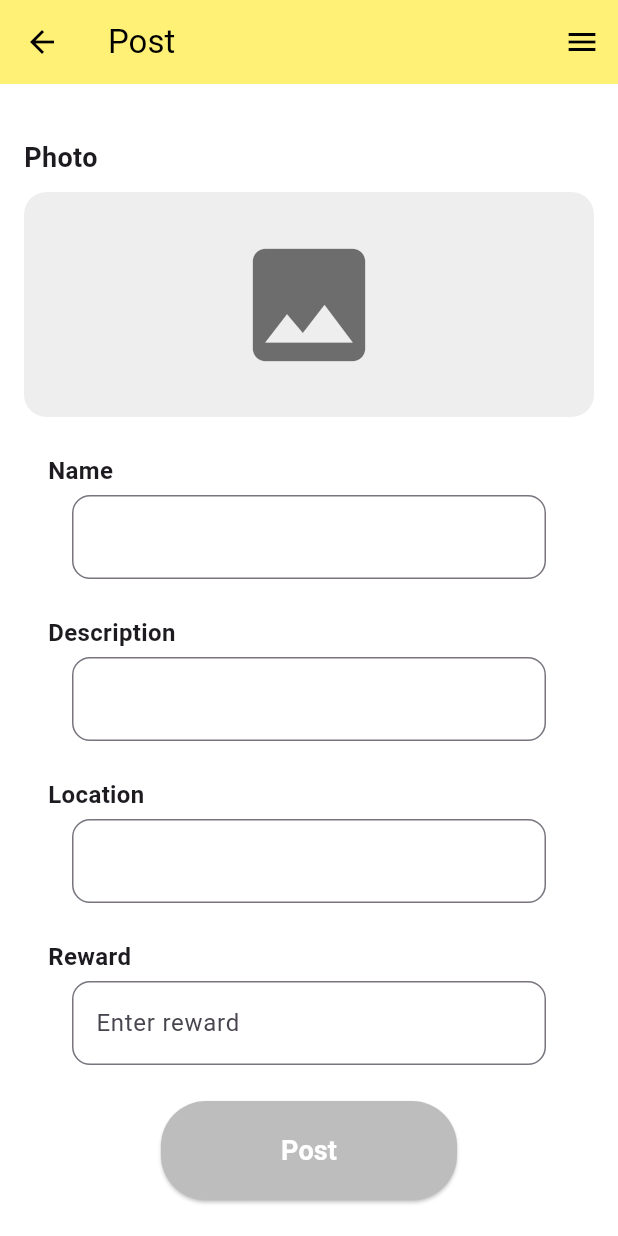
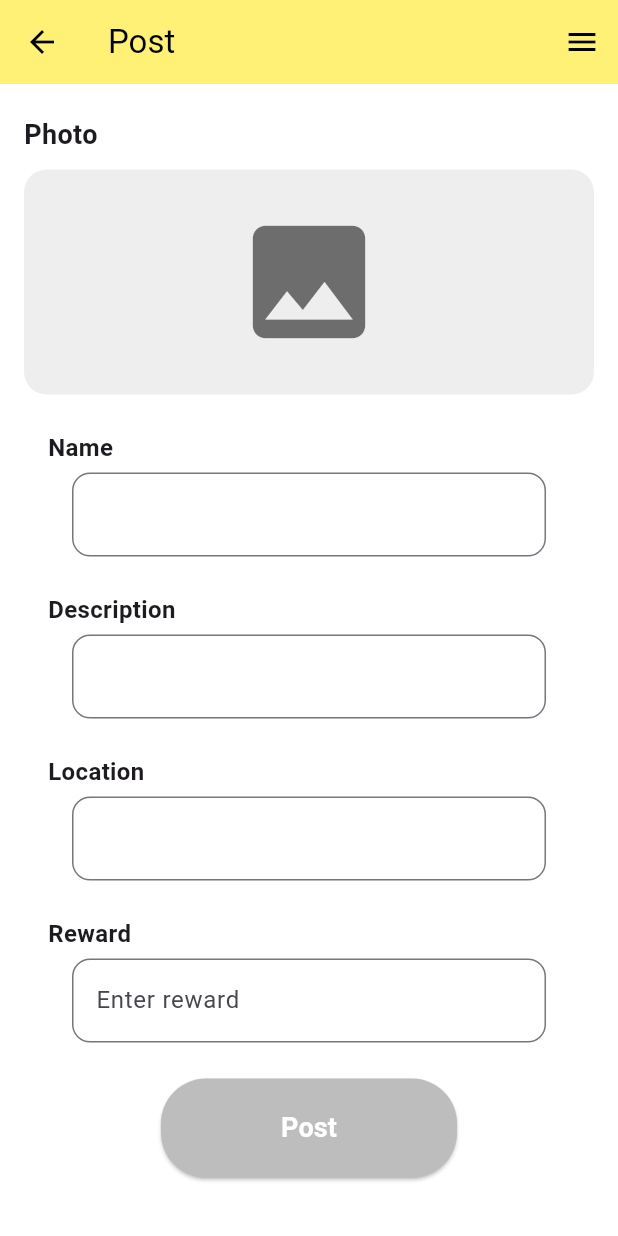
Before and after one commit to MattTeerapatt/MyFluffy, a Flutter app: the screen it shows after launch, in the side drawer, after a tap on "Post", on a phone screen of 412 x 824 dp. Run offline on Flutter 3.47's test engine with Material 3 defaults, Android fonts, the phone set to English and light mode, and no system bars; our stand-ins replace google_nav_bar, image_picker.

Commit message:
postpage overflow

```diff
--- a/myfluffy/lib/screen/PostPage.dart
+++ b/myfluffy/lib/screen/PostPage.dart
@@ -42,13 +42,14 @@ class _PostPageState extends State<PostPage> {
           ),
         ],
       ),
-      body: Padding(
+      body: SingleChildScrollView(
+      child: Padding(
         padding: const EdgeInsets.all(16.0),
         child: Column(
           crossAxisAlignment: CrossAxisAlignment.start,
           children: [
             SizedBox(
-              height: 20,
+              height: 5,
             ),
             const Text(
               'Photo',
@@ -132,6 +133,7 @@ class _PostPageState extends State<PostPage> {
           ],
         ),
       ),
+      ),
     );
   }
 
```
